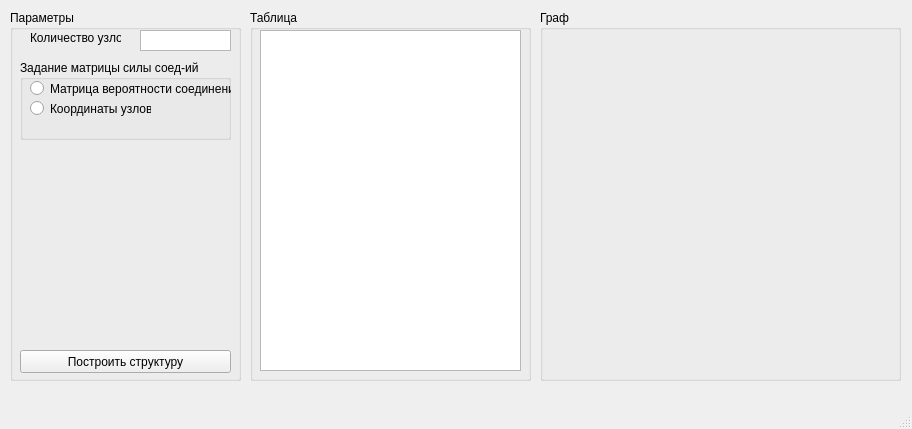
The window that qt_designer.ui (rmksrv/Multilevel_Hierarchy) describes before a commit, drawn with Qt 5.
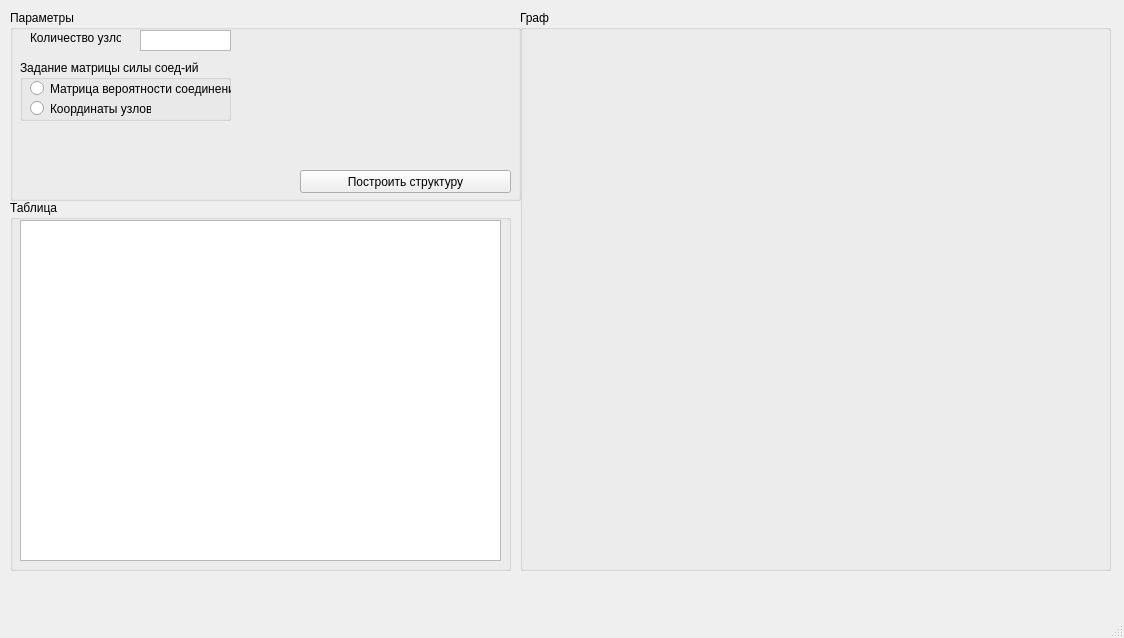
The same window after the commit. Custom widgets are drawn as their Qt base class.

Commit message: upd - Added test Qt GUI

```diff
--- a/qt_designer.ui
+++ b/qt_designer.ui
@@ -6,8 +6,8 @@
    <rect>
     <x>0</x>
     <y>0</y>
-    <width>912</width>
-    <height>429</height>
+    <width>1124</width>
+    <height>638</height>
    </rect>
   </property>
   <property name="windowTitle">
@@ -19,8 +19,8 @@
      <rect>
       <x>10</x>
       <y>10</y>
-      <width>231</width>
-      <height>371</height>
+      <width>511</width>
+      <height>191</height>
      </rect>
     </property>
     <property name="title">
@@ -58,7 +58,7 @@
        <x>10</x>
        <y>50</y>
        <width>211</width>
-       <height>80</height>
+       <height>61</height>
       </rect>
      </property>
      <property name="title">
@@ -94,8 +94,8 @@
     <widget class="QPushButton" name="pbtn_generatestruct">
      <property name="geometry">
       <rect>
-       <x>10</x>
-       <y>340</y>
+       <x>290</x>
+       <y>160</y>
        <width>211</width>
        <height>23</height>
       </rect>
@@ -108,9 +108,9 @@
    <widget class="QGroupBox" name="group_table">
     <property name="geometry">
      <rect>
-      <x>250</x>
-      <y>10</y>
-      <width>281</width>
+      <x>10</x>
+      <y>200</y>
+      <width>501</width>
       <height>371</height>
      </rect>
     </property>
@@ -122,7 +122,7 @@
       <rect>
        <x>10</x>
        <y>20</y>
-       <width>261</width>
+       <width>481</width>
        <height>341</height>
       </rect>
      </property>
@@ -131,10 +131,10 @@
    <widget class="QGroupBox" name="group_plot">
     <property name="geometry">
      <rect>
-      <x>540</x>
+      <x>520</x>
       <y>10</y>
-      <width>361</width>
-      <height>371</height>
+      <width>591</width>
+      <height>561</height>
      </rect>
     </property>
     <property name="title">
@@ -145,8 +145,8 @@
       <rect>
        <x>10</x>
        <y>20</y>
-       <width>341</width>
-       <height>341</height>
+       <width>571</width>
+       <height>531</height>
       </rect>
      </property>
     </widget>
```
Left out of the diff: 2 changed lines with no effect on the pictures. The commit also changes 1 other file.
